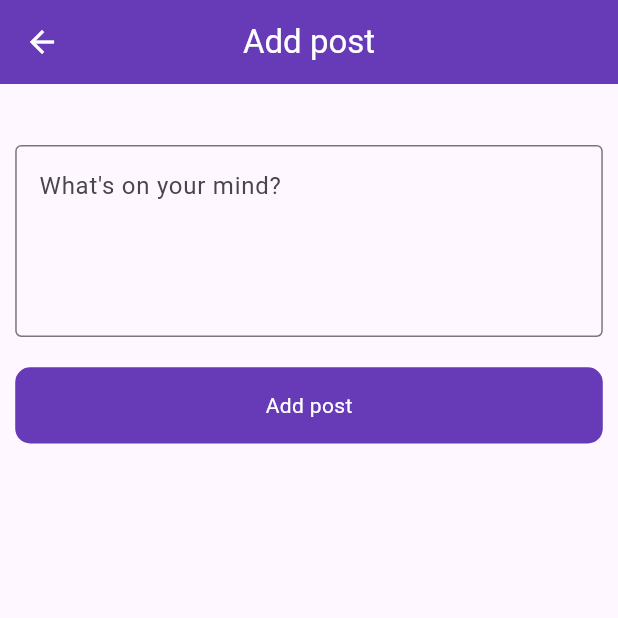
After one commit to Noorullah178632/firebaseTutorilaRevision, a Flutter app: the screen it shows once a user with an empty profile is signed in, after a tap on the "add" icon, on a phone screen of 412 x 824 dp, the top half of it. The commit adds this screen. Run offline on Flutter 3.47's test engine with Material 3 defaults, Android fonts, the phone set to English and light mode, and no system bars; our stand-ins replace firebase_auth, firebase_core, firebase_database, flutter_screenutil, fluttertoast; accounts and stored records are empty; network calls fail.

Commit message:
real database data

```diff
--- a/lib/main.dart
+++ b/lib/main.dart
@@ -1,6 +1,7 @@
 import 'package:firebase_project/firebase_options.dart';
 import 'package:firebase_project/view/auth/auth_gates.dart';
 import 'package:firebase_project/viewModel/auth_view_model.dart';
+import 'package:firebase_project/viewModel/real_database_view_model.dart';
 import 'package:flutter/material.dart';
 import 'package:firebase_core/firebase_core.dart';
 import 'package:flutter_screenutil/flutter_screenutil.dart';
@@ -11,7 +12,10 @@ void main() async {
   await Firebase.initializeApp(options: DefaultFirebaseOptions.currentPlatform);
   runApp(
     MultiProvider(
-      providers: [ChangeNotifierProvider(create: (_) => AuthViewModel())],
+      providers: [
+        ChangeNotifierProvider(create: (_) => AuthViewModel()),
+        ChangeNotifierProvider(create: (_) => RealDatabaseViewModel()),
+      ],
       child: MyApp(),
     ),
   );
--- a/lib/view/auth/phone_login_view.dart
+++ b/lib/view/auth/phone_login_view.dart
@@ -22,6 +22,7 @@ class _PhoneLoginViewState extends State<PhoneLoginView> {
         children: [
           SizedBox(height: 30.h),
           TextFormField(
+            controller: phoneNumber,
             keyboardType: TextInputType.phone,
             decoration: InputDecoration(hintText: "+1 234 567 789"),
           ),
--- /dev/null
+++ b/lib/view/posts/add_post_view.dart
@@ -0,0 +1,70 @@
+import 'package:firebase_project/viewModel/real_database_view_model.dart';
+import 'package:firebase_project/widgets/rounded_button.dart';
+import 'package:flutter/material.dart';
+import 'package:flutter_screenutil/flutter_screenutil.dart';
+import 'package:provider/provider.dart';
+
+class AddPostView extends StatefulWidget {
+  const AddPostView({super.key});
+
+  @override
+  State<AddPostView> createState() => _AddPostViewState();
+}
+
+class _AddPostViewState extends State<AddPostView> {
+  TextEditingController postController = TextEditingController();
+  final formKey = GlobalKey<FormState>();
+  @override
+  Widget build(BuildContext context) {
+    return Scaffold(
+      appBar: AppBar(title: Text("Add post")),
+      body: Padding(
+        padding: EdgeInsets.all(10.r),
+        child: Column(
+          children: [
+            SizedBox(height: 30.h),
+            Form(
+              key: formKey,
+              child: TextFormField(
+                controller: postController,
+                maxLines: 4, // This makes the field exactly 4 lines tall
+                decoration: InputDecoration(
+                  hintText: "What's on your mind?",
+                  border: OutlineInputBorder(), // Optional: adds a nice border
+                ),
+                validator: (value) {
+                  // 1. Check if the field is null or just empty spaces
+                  if (value == null || value.trim().isEmpty) {
+                    return "Please enter some text to post";
+                  }
+                  return null;
+                },
+              ),
+            ),
+            SizedBox(height: 20.h),
+
+            Consumer<RealDatabaseViewModel>(
+              builder: (context, vm, child) {
+                return RoundedButton(
+                  isLoading: vm.isLoading,
+                  title: "Add post",
+                  onPressed: () async {
+                    if (formKey.currentState!.validate()) {
+                      final success = await vm.addData(
+                        postController.text.trim(),
+                      );
+                      if (!context.mounted) return;
+                      if (success) {
+                        postController.clear();
+                      }
+                    }
+                  },
+                );
+              },
+            ),
+          ],
+        ),
+      ),
+    );
+  }
+}
--- a/lib/view/posts/post_view.dart
+++ b/lib/view/posts/post_view.dart
@@ -1,4 +1,5 @@
 import 'package:firebase_project/utils/utils_methods.dart';
+import 'package:firebase_project/view/posts/add_post_view.dart';
 import 'package:firebase_project/viewModel/auth_view_model.dart';
 import 'package:flutter/material.dart';
 import 'package:provider/provider.dart';
@@ -27,7 +28,20 @@ class _PostViewState extends State<PostView> {
         },
         child: Icon(Icons.logout),
       ),
-      appBar: AppBar(title: Text("Post")),
+      appBar: AppBar(
+        title: Text("Post"),
+        actions: [
+          IconButton(
+            onPressed: () {
+              Navigator.push(
+                context,
+                MaterialPageRoute(builder: (_) => AddPostView()),
+              );
+            },
+            icon: Icon(Icons.add),
+          ),
+        ],
+      ),
       body: Center(child: Text("post screen")),
     );
   }
--- /dev/null
+++ b/lib/viewModel/real_database_view_model.dart
@@ -0,0 +1,33 @@
+import 'package:firebase_database/firebase_database.dart';
+import 'package:firebase_project/utils/utils_methods.dart';
+import 'package:flutter/material.dart';
+
+class RealDatabaseViewModel extends ChangeNotifier {
+  //handle loading
+  bool _isLoading = false;
+  bool get isLoading => _isLoading;
+  void _setLoading(bool value) {
+    _isLoading = value;
+    notifyListeners();
+  }
+
+  //instance of realDatabase
+  final FirebaseDatabase _instance = FirebaseDatabase.instance;
+  //make function to add data in real data base
+  Future<bool> addData(String data) async {
+    _setLoading(true);
+    try {
+      await _instance.ref("Post").push().set({
+        "Data": data,
+
+        "serverTime": ServerValue.timestamp,
+      });
+      return true;
+    } catch (e) {
+      Utils().toastMessage(e.toString());
+      return false;
+    } finally {
+      _setLoading(false);
+    }
+  }
+}
```
Also changed, not shown: lib/view/auth/signup_view.dart (+6 -2 lines).
